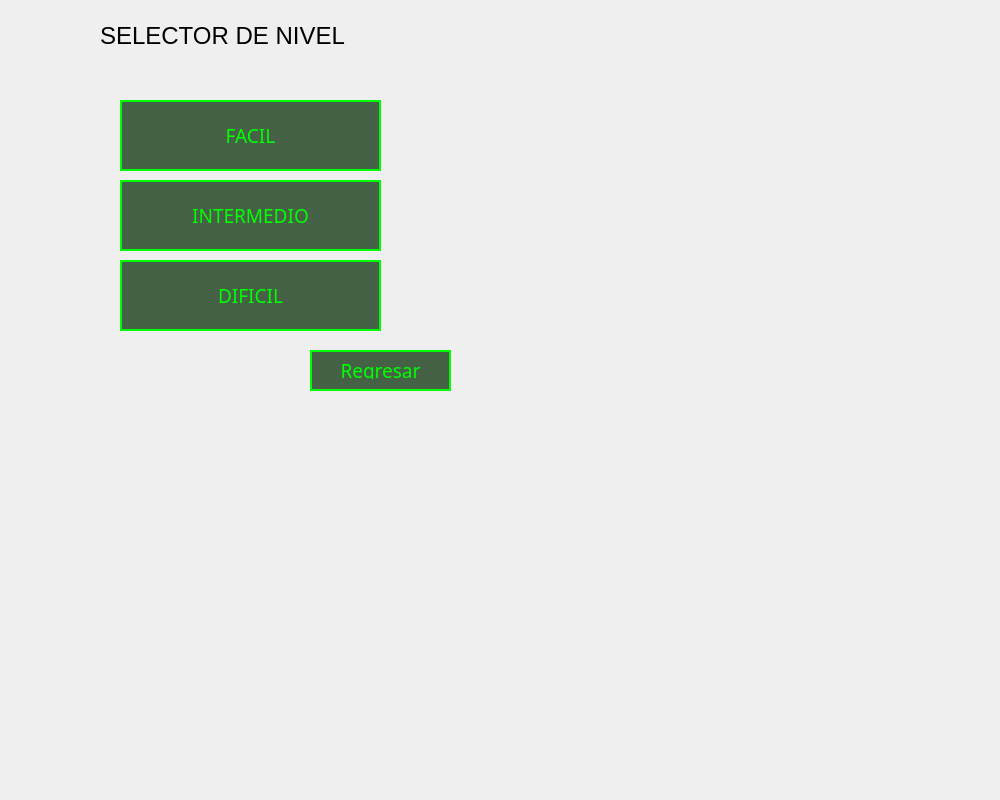
WeaselSSH/Minesweeper, file Minesweeper/frmseleccionnivel.ui: the form before one commit.
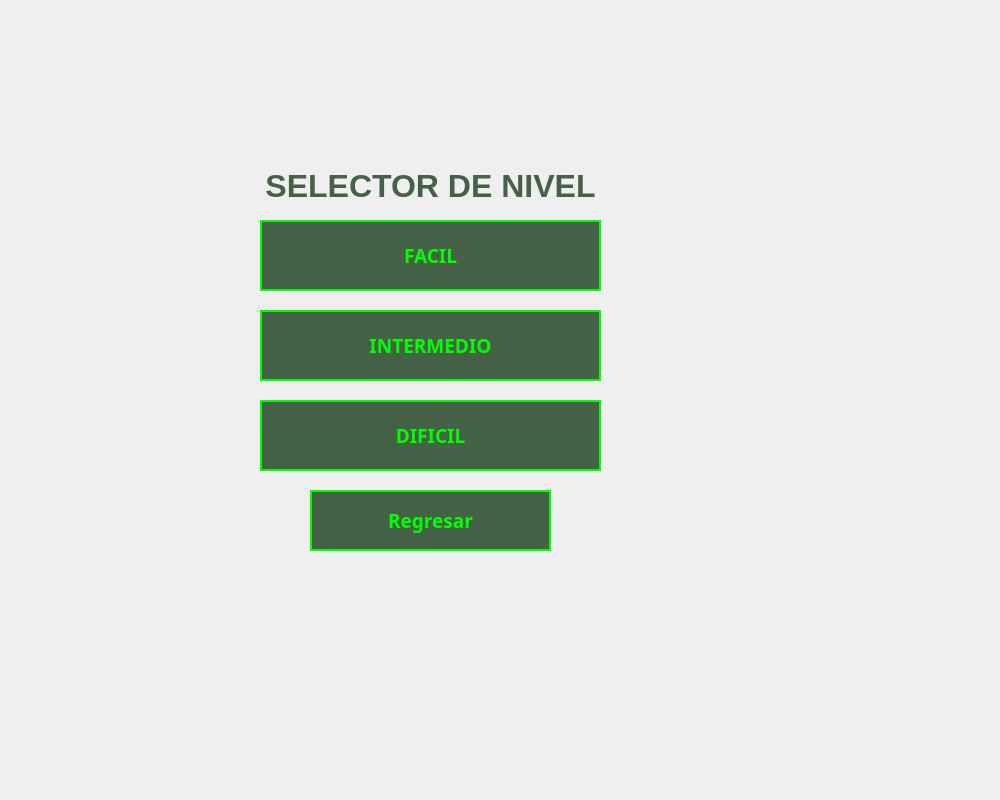
The form after the commit.

```diff
--- a/Minesweeper/frmseleccionnivel.ui
+++ b/Minesweeper/frmseleccionnivel.ui
@@ -38,14 +38,20 @@
     background-color: #00FF00;
     color: #050A05;                     
 }
-</string>
+
+QLabel {
+    color: rgba(0, 40, 0, 180);               
+    font-family: 'Segoe UI';  
+    font-style: Bold;                
+    background: transparent;        
+}</string>
   </property>
   <widget class="QPushButton" name="btnNivel3">
    <property name="geometry">
     <rect>
-     <x>120</x>
-     <y>260</y>
-     <width>261</width>
+     <x>260</x>
+     <y>400</y>
+     <width>341</width>
      <height>71</height>
     </rect>
    </property>
@@ -53,6 +59,7 @@
     <font>
      <family>Press Start 2P</family>
      <pointsize>14</pointsize>
+     <bold>true</bold>
     </font>
    </property>
    <property name="text">
@@ -63,15 +70,16 @@
    <property name="geometry">
     <rect>
      <x>310</x>
-     <y>350</y>
-     <width>141</width>
-     <height>41</height>
+     <y>490</y>
+     <width>241</width>
+     <height>61</height>
     </rect>
    </property>
    <property name="font">
     <font>
      <family>Press Start 2P</family>
      <pointsize>14</pointsize>
+     <bold>true</bold>
     </font>
    </property>
    <property name="text">
@@ -81,27 +89,32 @@
   <widget class="QLabel" name="label">
    <property name="geometry">
     <rect>
-     <x>100</x>
-     <y>10</y>
-     <width>271</width>
+     <x>230</x>
+     <y>160</y>
+     <width>401</width>
      <height>51</height>
     </rect>
    </property>
    <property name="font">
     <font>
-     <pointsize>18</pointsize>
+     <family>Segoe UI</family>
+     <pointsize>24</pointsize>
+     <bold>true</bold>
     </font>
    </property>
    <property name="text">
     <string>SELECTOR DE NIVEL</string>
    </property>
+   <property name="alignment">
+    <set>Qt::AlignmentFlag::AlignCenter</set>
+   </property>
   </widget>
   <widget class="QPushButton" name="btnNivel1">
    <property name="geometry">
     <rect>
-     <x>120</x>
-     <y>100</y>
-     <width>261</width>
+     <x>260</x>
+     <y>220</y>
+     <width>341</width>
      <height>71</height>
     </rect>
    </property>
@@ -109,6 +122,7 @@
     <font>
      <family>Press Start 2P</family>
      <pointsize>14</pointsize>
+     <bold>true</bold>
     </font>
    </property>
    <property name="text">
@@ -118,9 +132,9 @@
   <widget class="QPushButton" name="btnNivel2">
    <property name="geometry">
     <rect>
-     <x>120</x>
-     <y>180</y>
-     <width>261</width>
+     <x>260</x>
+     <y>310</y>
+     <width>341</width>
      <height>71</height>
     </rect>
    </property>
@@ -128,6 +142,7 @@
     <font>
      <family>Press Start 2P</family>
      <pointsize>14</pointsize>
+     <bold>true</bold>
     </font>
    </property>
    <property name="text">
```
